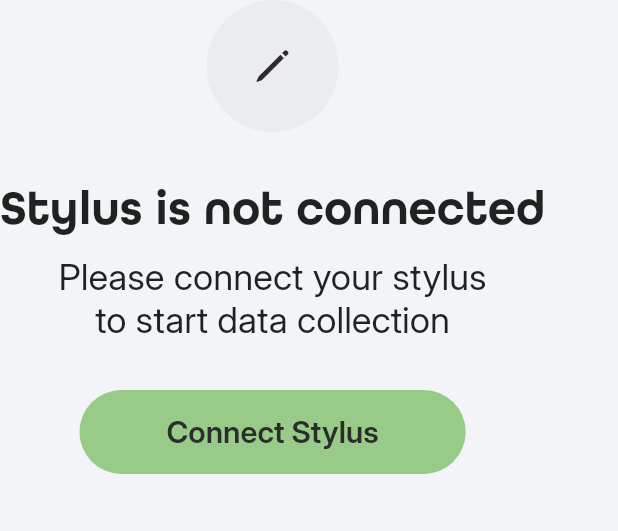
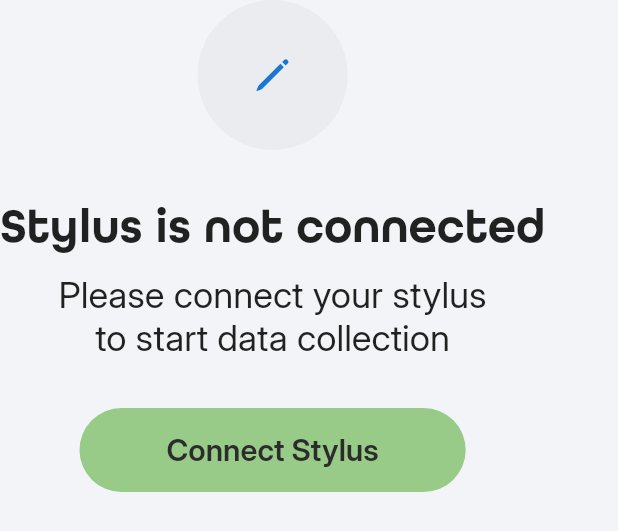
Before and after one commit to cybertronbaka/nuwa, a Flutter app: the _ConnectionContent widget shown alone on an empty page, opened directly, on a phone screen of 412 x 824 dp. Shown: the top 531 px of the screen. Run offline on Flutter 3.47's test engine with Material 3 defaults, Android fonts, the phone set to English and light mode, and no system bars; our stand-ins replace flutter_blue_plus, flutter_riverpod, permission_handler; project files that could hold a hidden picture were left out.

Commit message:
feat: Connecting indicator

```diff
--- a/lib/pages/connect/connect_card.dart
+++ b/lib/pages/connect/connect_card.dart
@@ -19,12 +19,9 @@ class _ConnectionContent extends ConsumerWidget{
 
     return Column(
       children: [
-        Container(
-          padding: const EdgeInsets.all(28),
-          decoration: BoxDecoration(
-              color: connectionStatus.iconBgColor,
-              borderRadius: BorderRadius.circular(5000)
-          ),
+        CircleAvatar(
+          backgroundColor: connectionStatus.iconBgColor,
+          radius: 50,
           child: connectionStatus.icon(),
         ),
         mediumGap,
@@ -73,7 +70,7 @@ extension PencilConnectionStatusExt on PencilConnectionStatus{
 
   Widget icon() => switch(this){
     PencilConnectionStatus.disconnected => const Icon(CupertinoIcons.pen, size: 32,),
-    PencilConnectionStatus.connecting => Container(),
+    PencilConnectionStatus.connecting => const ConnectingIndicator(),
     PencilConnectionStatus.connected => const Icon(CupertinoIcons.pen, size: 32, color: NuwaColors.primary)
   };
 
--- a/lib/widgets/widgets.dart
+++ b/lib/widgets/widgets.dart
@@ -1,7 +1,10 @@
 library widgets;
+
+import 'dart:async';
 
 import 'package:flutter/material.dart';
 
 part 'app_bar.dart';
 part 'card.dart';
+part 'connecting_indicator.dart';
 part 'footer.dart';
```
Also changed, not shown: lib/widgets/connecting_indicator.dart (added, +62 -0 lines).
